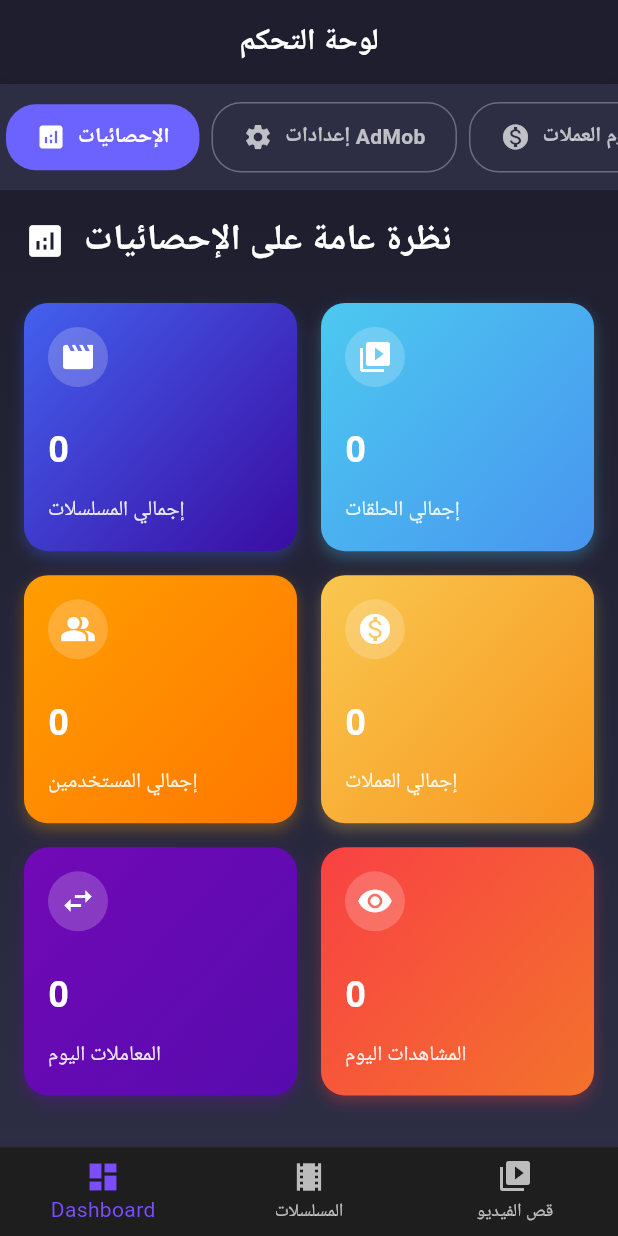
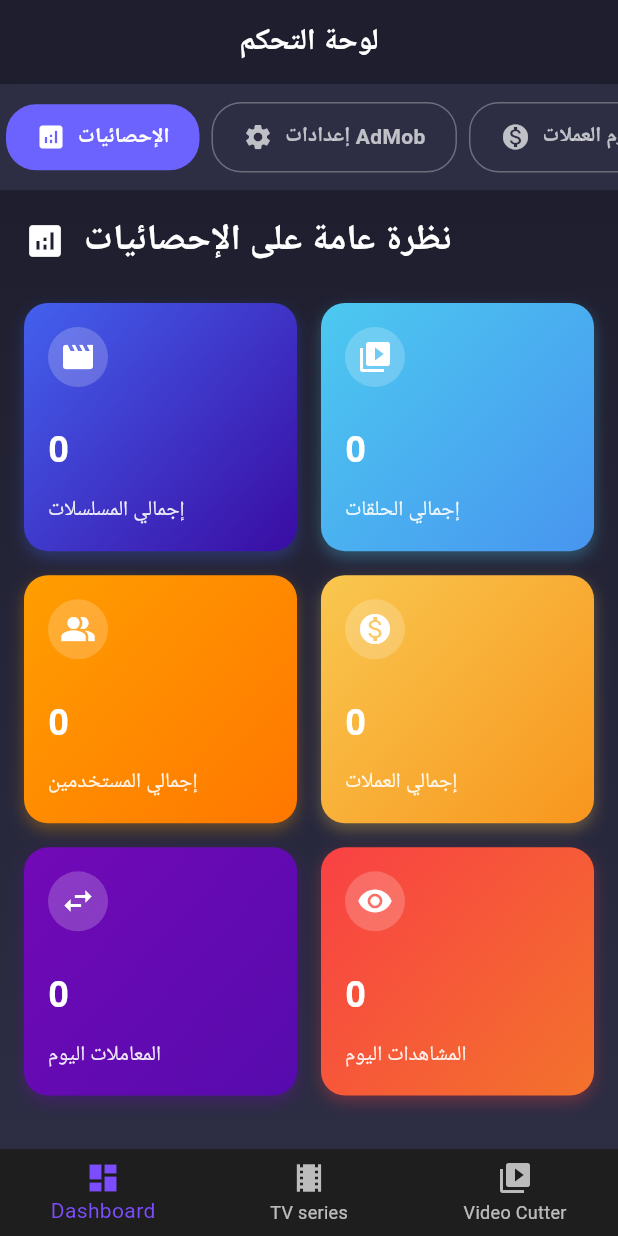
Before and after one commit to dramixshorte/video_cutter_app, a Flutter app: the screen it shows after launch, on a phone screen of 412 x 824 dp. Run offline on Flutter 3.47's test engine with Material 3 defaults, Android fonts, the phone set to English and light mode, and no system bars; our stand-ins replace file_picker, permission_handler, video_player, wakelock_plus; missing offline and left inert: ffmpeg_kit_min_gpl, flutter_background, workmanager; network calls fail; statements that could not run were skipped; project files that could hold a hidden picture were left out.

Commit message:
Repaired and updated

```diff
--- a/lib/screens/MainScreen.dart
+++ b/lib/screens/MainScreen.dart
@@ -37,11 +37,11 @@ class _MainScreenState extends State<MainScreen> {
 
           BottomNavigationBarItem(
             icon: Icon(Icons.local_movies), // ✅ اسم أيقونة صحيح
-            label: 'المسلسلات',
+            label: 'TV series',
           ),
           BottomNavigationBarItem(
             icon: Icon(Icons.video_library),
-            label: 'قص الفيديو',
+            label: 'Video Cutter',
           ),
         ],
       ),
```
